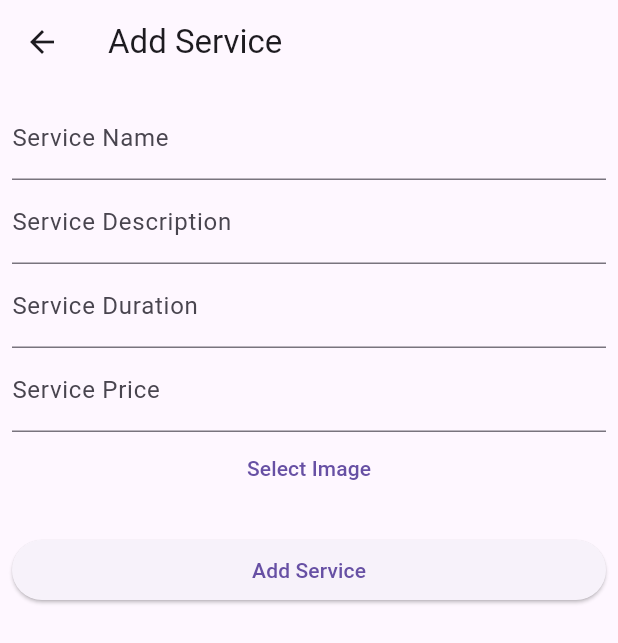
After one commit to siyanet/beauty_salon_booking, a Flutter app: the ManagerNavigatorPage screen opened directly, item 2 of the bottom bar chosen, after a tap on "Create Service", on a phone screen of 412 x 824 dp. The commit adds this screen. Shown: the top 643 px of the screen. Run offline on Flutter 3.47's test engine with Material 3 defaults, Android fonts, the phone set to English and light mode, and no system bars; our stand-ins replace cloud_firestore, firebase_auth, firebase_core, firebase_storage, google_nav_bar, image_picker; accounts and stored records are empty; network calls fail.

Commit message:
service adding for manager functionality addded

```diff
--- a/flutter_beauty_salon_booking/lib/main.dart
+++ b/flutter_beauty_salon_booking/lib/main.dart
@@ -3,9 +3,11 @@ import 'package:flutter/material.dart';
 import 'package:flutter_beauty_salon_booking/firebase_options.dart';
 import 'package:flutter_beauty_salon_booking/pages/customer_home_page.dart';
 import 'package:flutter_beauty_salon_booking/pages/login_pages.dart';
+import 'package:flutter_beauty_salon_booking/pages/manager_service_page.dart';
 import 'package:flutter_beauty_salon_booking/pages/manger_home_page.dart';
 import 'package:flutter_beauty_salon_booking/pages/register.dart';
 import 'package:flutter_beauty_salon_booking/pages/reset_password_page.dart';
+import 'package:flutter_beauty_salon_booking/pages/add_service_page.dart';
 import 'package:flutter_beauty_salon_booking/services/auth_gate.dart';
 import 'package:provider/provider.dart';
 
@@ -29,6 +31,8 @@ class MainApp extends StatelessWidget {
         "/password_reset_page":(context) => ForgotPasswordPage(),
         "/customer_home_page":(context) => CustomerHomePage(),
         "/manager_home_page": (context) => ManagerHomePage(),
+        "/manager_service_page":(context) => ManagerServicePage(),
+        "/add_service_page":(context) => AddService(),
       // "/shop_page":(context)=>const ShopPage(),
        // "/cart_page":(context)=>const CartPage(),
       },
--- /dev/null
+++ b/flutter_beauty_salon_booking/lib/models/services_model.dart
@@ -0,0 +1,12 @@
+import 'package:flutter/widgets.dart';
+
+class Service{
+  String name;
+  String description;
+  double price;
+  int duration;
+  Image photo;
+  Service({required this.name,required this.description,required this.duration,required this.photo,required this.price});
+
+
+}
--- /dev/null
+++ b/flutter_beauty_salon_booking/lib/pages/add_service_page.dart
@@ -0,0 +1,142 @@
+import 'dart:io';
+import 'package:flutter/material.dart';
+import 'package:cloud_firestore/cloud_firestore.dart';
+import 'package:firebase_storage/firebase_storage.dart';
+import 'package:image_picker/image_picker.dart';
+import 'package:path/path.dart' as Path;
+
+class AddService extends StatefulWidget {
+  const AddService({Key? key});
+
+  @override
+  State<AddService> createState() => _AddServiceState();
+}
+
+class _AddServiceState extends State<AddService> {
+  final TextEditingController _serviceNameController = TextEditingController();
+  final TextEditingController _serviceDescriptionController = TextEditingController();
+  File? _servicePhoto;
+  final TextEditingController _serviceDurationController = TextEditingController();
+  final TextEditingController _servicePriceController = TextEditingController();
+  final picker = ImagePicker();
+
+  // Method to pick an image from gallery
+  Future<void> _pickImage() async {
+    final pickedFile = await picker.pickImage(source: ImageSource.gallery);
+    setState(() {
+      if (pickedFile != null) {
+        _servicePhoto = File(pickedFile.path);
+      } else {
+        print('No image selected');
+      }
+    });
+  }
+
+  // Method to upload image to Firebase Storage and add service to Firestore
+  Future<void> _addService() async {
+    try {
+      if (_servicePhoto != null) {
+        String fileName = Path.basename(_servicePhoto!.path);
+        Reference ref = FirebaseStorage.instance.ref().child('service_photos/$fileName');
+        UploadTask uploadTask = ref.putFile(_servicePhoto!);
+        await uploadTask.whenComplete(() async {
+          String photoURL = await ref.getDownloadURL();
+          String serviceName = _serviceNameController.text.trim();
+          String serviceDescription = _serviceDescriptionController.text.trim();
+          int serviceDuration = int.tryParse(_serviceDurationController.text.trim()) ?? 0;
+          double servicePrice = double.tryParse(_servicePriceController.text.trim()) ?? 0.0;
+          await FirebaseFirestore.instance.collection('services').add({
+            'name': serviceName,
+            'description': serviceDescription,
+            'photo': photoURL,
+            'duration': serviceDuration,
+            'price': servicePrice,
+          });
+          ScaffoldMessenger.of(context).showSnackBar(SnackBar(
+            content: Text('Service added successfully'),
+          ));
+          // Clear the text fields and reset the image after adding the service
+          _clearTextFields();
+          Navigator.pushNamed(context, "/manager_service_page");
+        });
+      } else {
+        //print('No image selected');
+      }
+    } catch (error) {
+      ScaffoldMessenger.of(context).showSnackBar(SnackBar(
+        content: Text('Error adding service: $error'),
+      ));
+    }
+  }
+
+  // Method to clear all text fields and reset the image
+  void _clearTextFields() {
+    _serviceNameController.clear();
+    _serviceDescriptionController.clear();
+    _servicePhoto = null;
+    _serviceDurationController.clear();
+    _servicePriceController.clear();
+  }
+
+  @override
+  Widget build(BuildContext context) {
+    return Scaffold(
+      appBar: AppBar(
+        title: Text('Add Service'),
+      ),
+      body: SingleChildScrollView(
+        padding: EdgeInsets.all(8.0),
+        child: Column(
+          crossAxisAlignment: CrossAxisAlignment.stretch,
+          children: [
+            TextField(
+              controller: _serviceNameController,
+              decoration: InputDecoration(labelText: 'Service Name'),
+            ),
+            TextField(
+              controller: _serviceDescriptionController,
+              decoration: InputDecoration(labelText: 'Service Description'),
+            ),
+
+
+
+
+            TextField(
+              controller: _serviceDurationController,
+              decoration: InputDecoration(labelText: 'Service Duration'),
+              keyboardType: TextInputType.number,
+            ),
+            TextField(
+              controller: _servicePriceController,
+              decoration: InputDecoration(labelText: 'Service Price'),
+              keyboardType: TextInputType.number,
+            ),
+              _servicePhoto != null
+                  ? Image.file(
+                      _servicePhoto!,
+                      height: 200,
+                      width: double.infinity,
+                      fit: BoxFit.cover,
+                    )
+                  :
+                  //  SizedBox(
+                  //     height: 200,
+                  //     child: Center(child: Text('Selecte image')),
+                  //   ),
+
+              TextButton(
+                onPressed: _pickImage,
+                child: Text('Select Image'),
+
+              ),
+            SizedBox(height: 20),
+            ElevatedButton(
+              onPressed: _addService,
+              child: Text('Add Service'),
+            ),
+          ],
+        ),
+      ),
+    );
+  }
+}
--- a/flutter_beauty_salon_booking/lib/pages/login_pages.dart
+++ b/flutter_beauty_salon_booking/lib/pages/login_pages.dart
@@ -18,8 +18,6 @@ class LogIn extends StatelessWidget{
      UserCredential userCredential = await _authService.signInWithEmailAndPassword(emailcontroller.text, passwordcontroller.text);
      RoleNavigator roleNavigator = RoleNavigator();
        roleNavigator.navigate(context,userCredential);
-  //  Navigator.pop(context);
-  //   Navigator.pushNamed(context,'/home_page');
 
     }
     catch (e){
--- /dev/null
+++ b/flutter_beauty_salon_booking/lib/pages/manager_navigator_page.dart
@@ -0,0 +1,45 @@
+import 'package:flutter/material.dart';
+import 'package:flutter_beauty_salon_booking/pages/manager_service_page.dart';
+import 'package:flutter_beauty_salon_booking/pages/manger_home_page.dart';
+import 'package:google_nav_bar/google_nav_bar.dart';
+
+class ManagerNavigatorPage extends StatefulWidget {
+  const ManagerNavigatorPage({Key? key}) : super(key: key);
+
+  @override
+  _ManagerNavigatorPageState createState() => _ManagerNavigatorPageState();
+}
+
+class _ManagerNavigatorPageState extends State<ManagerNavigatorPage> {
+  int _selectedIndex = 0;
+
+  final List<Widget> _pages = [
+    ManagerHomePage(),
+    ManagerServicePage(),
+  ];
+
+  @override
+  Widget build(BuildContext context) {
+    return Scaffold(
+      body: _pages[_selectedIndex],
+      bottomNavigationBar: GNav(
+        selectedIndex: _selectedIndex,
+        onTabChange: (index) {
+          setState(() {
+            _selectedIndex = index;
+          });
+        },
+        tabs: [
+          GButton(
+            icon: Icons.home,
+            text: "Home",
+          ),
+          GButton(
+            icon: Icons.design_services_rounded,
+            text: "Services",
+          ),
+        ],
+      ),
+    );
+  }
+}
--- /dev/null
+++ b/flutter_beauty_salon_booking/lib/pages/manager_service_page.dart
@@ -0,0 +1,57 @@
+import 'package:flutter/material.dart';
+import 'package:cloud_firestore/cloud_firestore.dart';
+
+class ManagerServicePage extends StatelessWidget {
+  @override
+  Widget build(BuildContext context) {
+    return Scaffold(
+      appBar: AppBar(
+        title: Text('Services'),
+      ),
+      body: Column(
+        children: [
+          StreamBuilder<QuerySnapshot>(
+            stream: FirebaseFirestore.instance.collection('services').snapshots(),
+            builder: (context, snapshot) {
+              if (snapshot.connectionState == ConnectionState.waiting) {
+                return Center(child: CircularProgressIndicator());
+              }
+              if (snapshot.hasError) {
+                return Center(child: Text('Error: ${snapshot.error}'));
+              }
+              if (!snapshot.hasData || snapshot.data!.docs.isEmpty) {
+                return Center(child: Text('No services found'));
+              }
+              return Expanded(
+                child: ListView.builder(
+                  itemCount: snapshot.data!.docs.length,
+                  itemBuilder: (context, index) {
+                    var service = snapshot.data!.docs[index];
+                    return ListTile(
+                         leading: CircleAvatar(
+        backgroundImage: NetworkImage(service['photo']), // Load image from URL
+      ),
+                      title: Text(service['name']),
+                      subtitle: Text('Duration: ${service['duration']}, Price: \$${service['price']}'),
+                      // Display more fields as needed
+                    );
+                  },
+                ),
+              );
+            },
+          ),
+          Padding(
+            padding: const EdgeInsets.all(8.0),
+            child: ElevatedButton(
+              onPressed: () {
+
+               Navigator.pushNamed(context, "/add_service_page");
+              },
+              child: Text('Create Service'),
+            ),
+          ),
+        ],
+      ),
+    );
+  }
+}
--- a/flutter_beauty_salon_booking/lib/services/auth_gate.dart
+++ b/flutter_beauty_salon_booking/lib/services/auth_gate.dart
@@ -42,8 +42,8 @@ import 'package:firebase_auth/firebase_auth.dart';
 import 'package:flutter/material.dart';
 import 'package:flutter_beauty_salon_booking/pages/customer_home_page.dart';
 import 'package:flutter_beauty_salon_booking/pages/login_pages.dart';
+import 'package:flutter_beauty_salon_booking/pages/manager_navigator_page.dart';
 
-import 'package:flutter_beauty_salon_booking/pages/manger_home_page.dart';
 
 class AuthGate extends StatelessWidget {
   const AuthGate({Key? key}) : super(key: key);
@@ -67,7 +67,7 @@ class AuthGate extends StatelessWidget {
                   // Role data fetched successfully
                   String role = roleSnapshot.data!;
                   if (role == "Manager") {
-                    return ManagerHomePage();
+                    return ManagerNavigatorPage();
                   } else if (role == "Customer") {
                     return CustomerHomePage();
                   } else {
--- a/flutter_beauty_salon_booking/pubspec.yaml
+++ b/flutter_beauty_salon_booking/pubspec.yaml
@@ -10,9 +10,12 @@ dependencies:
   cloud_firestore: ^4.16.1
   firebase_auth: ^4.19.1
   firebase_core: ^2.29.0
+  firebase_storage: ^11.7.1
   flutter:
     sdk: flutter
+  google_nav_bar: ^5.0.6
   http: ^1.2.1
+  image_picker: ^1.0.8
   provider: ^6.1.2
 
 dev_dependencies:
```
Also changed, not shown: flutter_beauty_salon_booking/lib/components/my_gnav.dart (added, +21 -0 lines), flutter_beauty_salon_booking/lib/controllers/role_navigator.dart (+6 -1 lines), flutter_beauty_salon_booking/lib/pages/manger_home_page.dart (+7 -3 lines), flutter_beauty_salon_booking/pubspec.lock, 5 other files.
